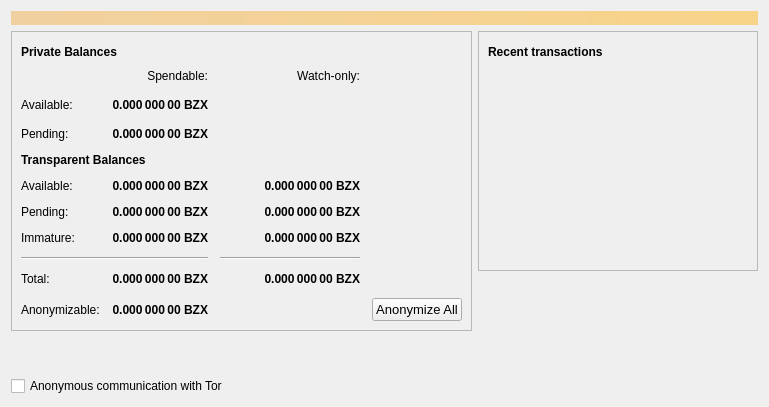
Before: the Qt Designer form src/qt/forms/overviewpage.ui in SPC-beta/test, drawn with Qt 5.
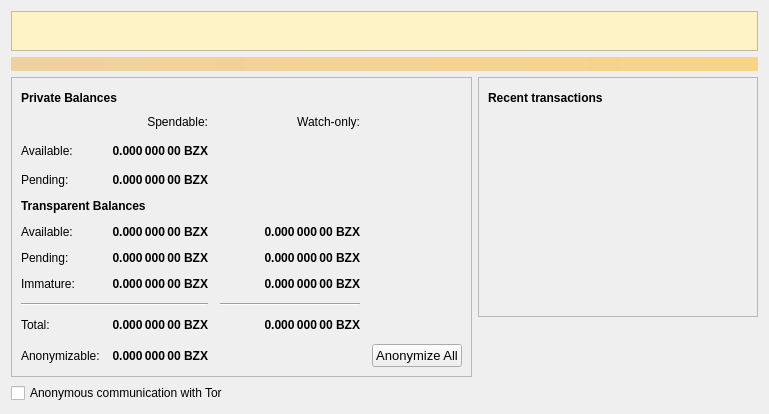
After: the same form once the commit is applied. Icons and pictures are not drawn.

```diff
--- a/src/qt/forms/overviewpage.ui
+++ b/src/qt/forms/overviewpage.ui
@@ -14,6 +14,77 @@
    <string>Form</string>
   </property>
   <layout class="QVBoxLayout" name="topLayout">
+   <item>
+     <widget class="QFrame" name="warningFrame">
+      <property name="frameShape">
+       <enum>QFrame::StyledPanel</enum>
+      </property>
+      <property name="frameShadow">
+       <enum>QFrame::Raised</enum>
+      </property>
+       <property name="styleSheet">
+         <string>font-size: 14px; color: #92400E; background-color:#FEF3C7;</string>
+       </property>
+      <layout class="QHBoxLayout" name="warningLayout">
+       <item>
+        <spacer name="horizontalSpacer_warning1">
+          <property name="orientation">
+          <enum>Qt::Horizontal</enum>
+          </property>
+          <property name="sizeHint" stdset="0">
+          <size>
+          <width>20</width>
+          <height>20</height>
+          </size>
+          </property>
+        </spacer>
+       </item>
+       <item>
+         <widget class="QLabel" name="textWarning1">
+           <property name="text">
+           <string> </string>
+           </property>
+           <property name="alignment">
+             <set>Qt::AlignCenter</set>
+           </property>
+         </widget>
+       </item>
+       <item>
+       <widget class="QPushButton" name="migrateButton">
+         <property name="text">
+         <string> Click here </string>
+         </property>
+         <property name="styleSheet">
+          <string>padding-left: -60px; padding-right: -60px; font-weight: bold</string>
+         </property>
+       </widget>
+       </item>
+       <item>
+         <widget class="QLabel" name="textWarning2">
+           <property name="text">
+           <string> </string>
+           </property>
+           <property name="alignment">
+             <set>Qt::AlignCenter</set>
+           </property>
+         </widget>
+       </item>
+       <item>
+        <spacer name="horizontalSpacer_warning2">
+          <property name="orientation">
+          <enum>Qt::Horizontal</enum>
+          </property>
+          <property name="sizeHint" stdset="0">
+          <size>
+          <width>40</width>
+          <height>20</height>
+          </size>
+          </property>
+        </spacer>
+       </item>
+      </layout>
+      </widget>
+   </item>
    <item>
     <widget class="QLabel" name="labelAlerts">
      <property name="visible">
```
Left out of the diff: 2 changed lines with no effect on the pictures.
